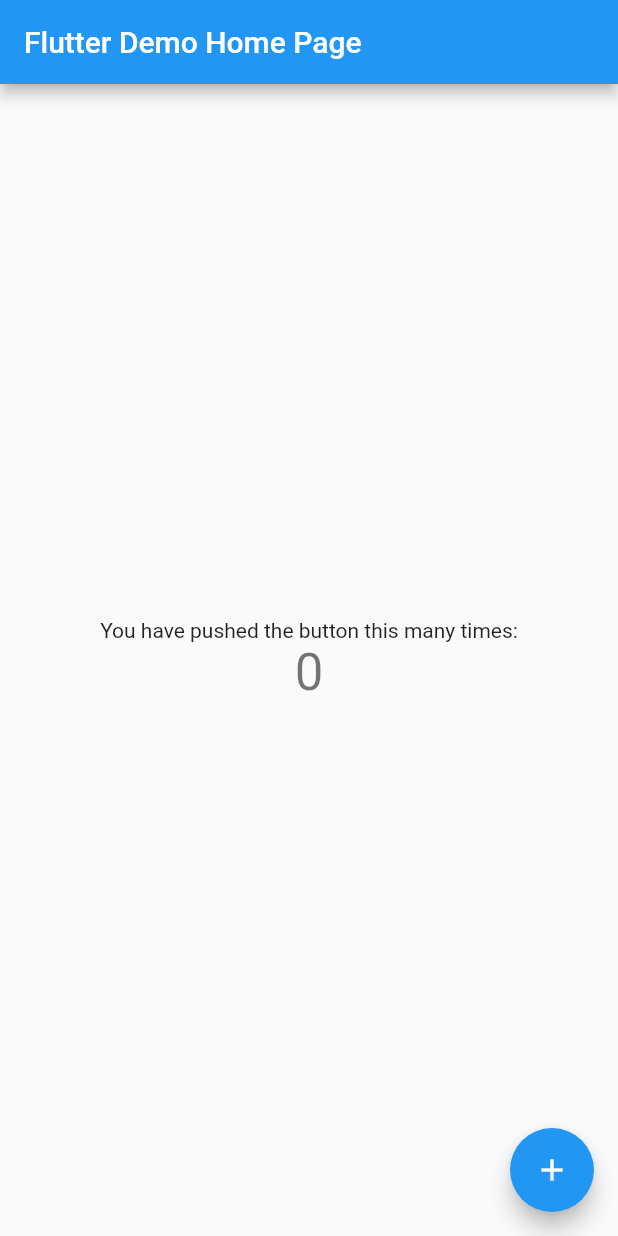
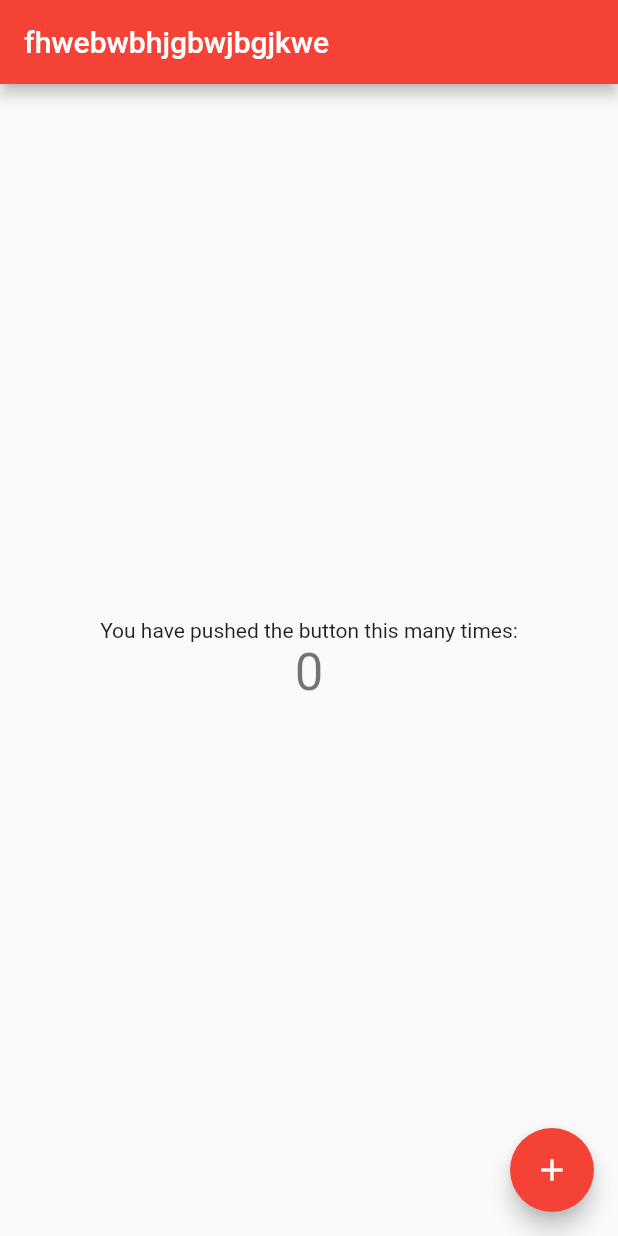
Before and after one commit to thevladoss/example, a Flutter app: the screen it shows after launch, on a phone screen of 412 x 824 dp. Run offline on Flutter 3.47's test engine with Material 2 defaults, Android fonts, the phone set to English and light mode, and no system bars.

Commit message:
color to red

```diff
--- a/lib/main.dart
+++ b/lib/main.dart
@@ -22,9 +22,9 @@ class MyApp extends StatelessWidget {
         // or simply save your changes to "hot reload" in a Flutter IDE).
         // Notice that the counter didn't reset back to zero; the application
         // is not restarted.
-        primarySwatch: Colors.blue,
+        primarySwatch: Colors.red,
       ),
-      home: const MyHomePage(title: 'Flutter Demo Home Page'),
+      home: const MyHomePage(title: 'fhwebwbhjgbwjbgjkwe'),
     );
   }
 }
```
